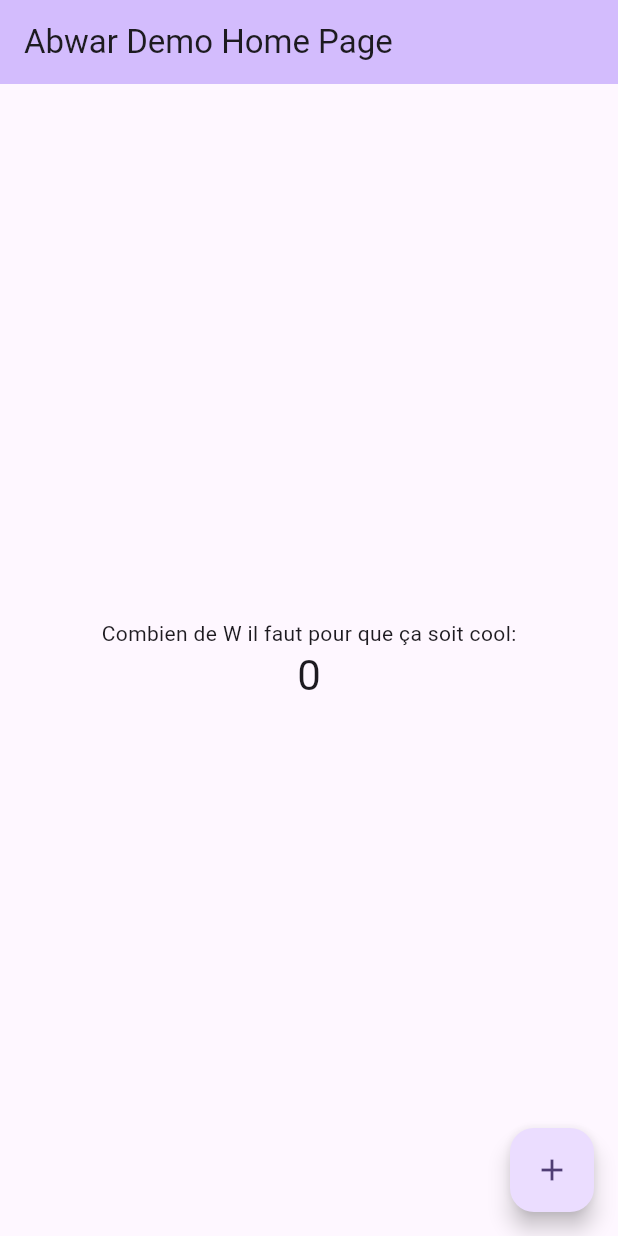
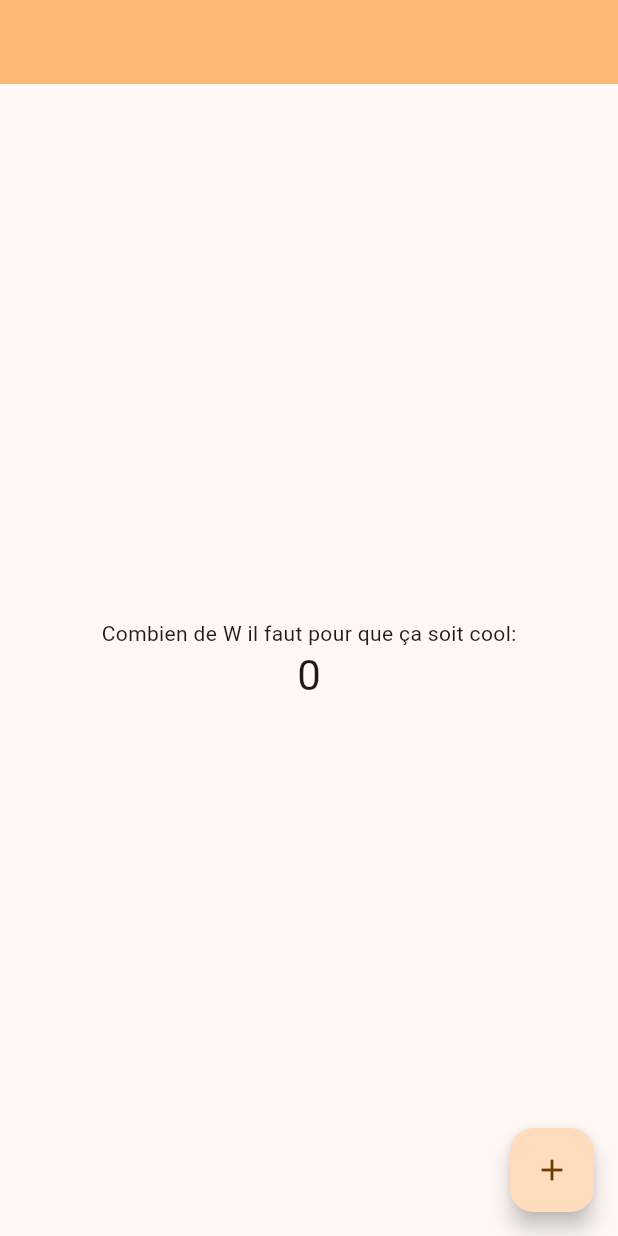
Before and after one commit to Snowballe/abwar, a Flutter app: the screen it shows after launch, on a phone screen of 412 x 824 dp. Run offline on Flutter 3.47's test engine with Material 2 defaults, Android fonts, the light colour scheme and no system bars; our stand-ins replace shared_preferences.

Commit message:
adding flutter componennts

```diff
--- a/abwar_flutter/lib/main.dart
+++ b/abwar_flutter/lib/main.dart
@@ -1,4 +1,5 @@
 import 'package:flutter/material.dart';
+import 'package:shared_preferences/shared_preferences.dart';
 
 void main() {
   runApp(const MyApp());
@@ -11,7 +12,7 @@ class MyApp extends StatelessWidget {
   @override
   Widget build(BuildContext context) {
     return MaterialApp(
-      title: 'Flutter Demo',
+      title: 'ABWAR',
       theme: ThemeData(
         // This is the theme of your application.
         //
@@ -28,10 +29,10 @@ class MyApp extends StatelessWidget {
         //
         // This works for code too, not just values: Most code changes can be
         // tested with just a hot reload.
-        colorScheme: ColorScheme.fromSeed(seedColor: Colors.deepPurple),
+        colorScheme: ColorScheme.fromSeed(seedColor: Colors.orange),
         useMaterial3: true,
       ),
-      home: const MyHomePage(title: 'Abwar Demo Home Page'),
+      home: const MyHomePage(title: ''),
     );
   }
 }
@@ -90,6 +91,7 @@ class _MyHomePageState extends State<MyHomePage> {
         // Center is a layout widget. It takes a single child and positions it
         // in the middle of the parent.
         child: Column(
+
           // Column is also a layout widget. It takes a list of children and
           // arranges them vertically. By default, it sizes itself to fit its
           // children horizontally, and tries to be as tall as its parent.
--- a/abwar_flutter/pubspec.yaml
+++ b/abwar_flutter/pubspec.yaml
@@ -30,7 +30,7 @@ environment:
 dependencies:
   flutter:
     sdk: flutter
-
+  shared_preferences:
 
   # The following adds the Cupertino Icons font to your application.
   # Use with the CupertinoIcons class for iOS style icons.
```
Also changed, not shown: abwar_flutter/pubspec.lock, 5 other files.
